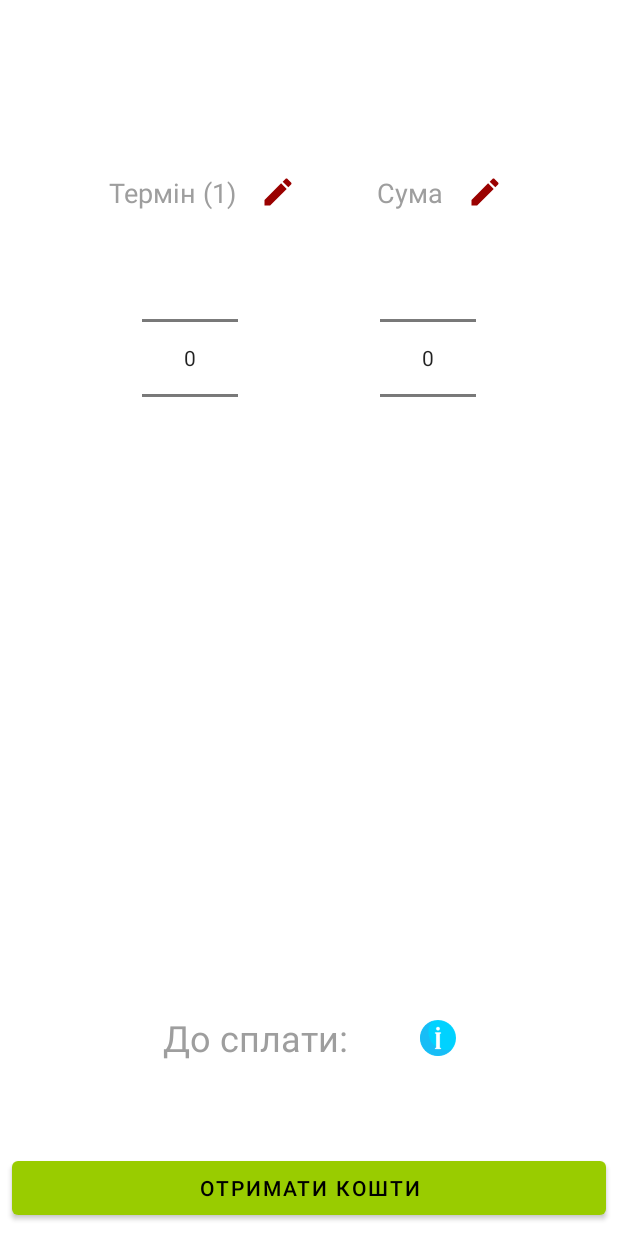
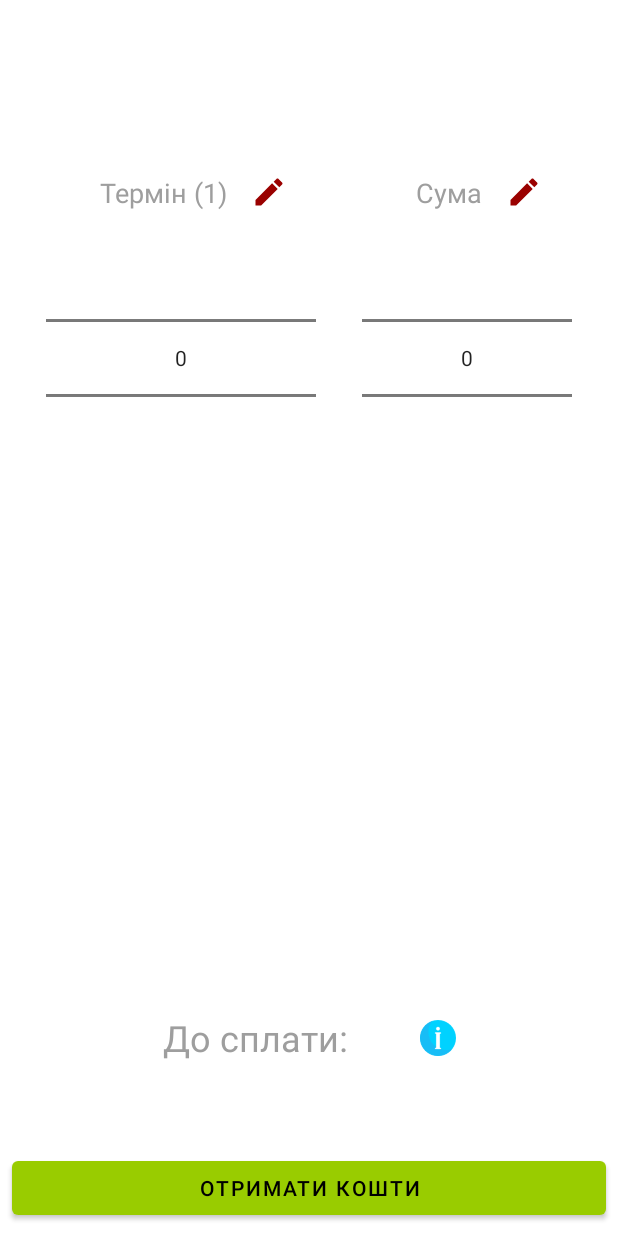
Before and after one commit to AlexKatrenich/SmallApps, an Android app: the fragment CreditFragment shown on its own in the app's theme, on a phone screen of 412 x 824 dp. Run offline under Robolectric (Android 15) with nearby library versions, the phone set to English and light mode, and no system bars; libraries missing offline, so code that uses them is left out: com.arellomobile.mvp; 1 statement that could not run was skipped.

Commit message:
works number pickers in Credit Fragment

```diff
--- a/SmartiWayCopy/app/src/main/java/com/katrenich/alex/smartiwaycopy/authModule/presentation/presenter/AuthorizationFragmentPresenter.java
+++ b/SmartiWayCopy/app/src/main/java/com/katrenich/alex/smartiwaycopy/authModule/presentation/presenter/AuthorizationFragmentPresenter.java
@@ -2,7 +2,6 @@ package com.katrenich.alex.smartiwaycopy.authModule.presentation.presenter;
 
 import android.content.Context;
 import android.content.SharedPreferences;
-import android.os.Bundle;
 import android.view.View;
 
 import androidx.lifecycle.MutableLiveData;
@@ -11,7 +10,7 @@ import com.arellomobile.mvp.InjectViewState;
 import com.arellomobile.mvp.MvpPresenter;
 import com.katrenich.alex.smartiwaycopy.App;
 import com.katrenich.alex.smartiwaycopy.R;
-import com.katrenich.alex.smartiwaycopy.authModule.model.User;
+import com.katrenich.alex.smartiwaycopy.model.User;
 import com.katrenich.alex.smartiwaycopy.authModule.presentation.view.AuthorizationView;
 import com.katrenich.alex.smartiwaycopy.authModule.util.AuthController;
 import com.katrenich.alex.smartiwaycopy.mainModule.util.MainActivityNavigateController;
--- a/SmartiWayCopy/app/src/main/java/com/katrenich/alex/smartiwaycopy/authModule/presentation/presenter/CodeVerificationFragmentPresenter.java
+++ b/SmartiWayCopy/app/src/main/java/com/katrenich/alex/smartiwaycopy/authModule/presentation/presenter/CodeVerificationFragmentPresenter.java
@@ -10,7 +10,7 @@ import com.arellomobile.mvp.InjectViewState;
 import com.arellomobile.mvp.MvpPresenter;
 import com.katrenich.alex.smartiwaycopy.App;
 import com.katrenich.alex.smartiwaycopy.R;
-import com.katrenich.alex.smartiwaycopy.authModule.model.User;
+import com.katrenich.alex.smartiwaycopy.model.User;
 import com.katrenich.alex.smartiwaycopy.authModule.presentation.view.CodeVerificationView;
 import com.katrenich.alex.smartiwaycopy.authModule.util.AuthController;
 import com.katrenich.alex.smartiwaycopy.mainModule.util.MainActivityNavigateController;
--- a/SmartiWayCopy/app/src/main/java/com/katrenich/alex/smartiwaycopy/authModule/presentation/presenter/UserPhoneFragmentPresenter.java
+++ b/SmartiWayCopy/app/src/main/java/com/katrenich/alex/smartiwaycopy/authModule/presentation/presenter/UserPhoneFragmentPresenter.java
@@ -13,7 +13,7 @@ import com.arellomobile.mvp.InjectViewState;
 import com.arellomobile.mvp.MvpPresenter;
 import com.katrenich.alex.smartiwaycopy.App;
 import com.katrenich.alex.smartiwaycopy.R;
-import com.katrenich.alex.smartiwaycopy.authModule.model.User;
+import com.katrenich.alex.smartiwaycopy.model.User;
 import com.katrenich.alex.smartiwaycopy.authModule.presentation.view.UserPhoneView;
 import com.katrenich.alex.smartiwaycopy.authModule.util.AuthController;
 import com.katrenich.alex.smartiwaycopy.mainModule.util.MainActivityNavigateController;
--- a/SmartiWayCopy/app/src/main/java/com/katrenich/alex/smartiwaycopy/authModule/util/AuthController.java
+++ b/SmartiWayCopy/app/src/main/java/com/katrenich/alex/smartiwaycopy/authModule/util/AuthController.java
@@ -4,11 +4,10 @@ import android.util.Log;
 
 import com.katrenich.alex.smartiwaycopy.App;
 import com.katrenich.alex.smartiwaycopy.R;
-import com.katrenich.alex.smartiwaycopy.authModule.model.User;
+import com.katrenich.alex.smartiwaycopy.model.User;
 
 import java.util.concurrent.TimeUnit;
 
-import io.reactivex.Completable;
 import io.reactivex.Single;
 import io.reactivex.schedulers.Schedulers;
 
--- a/SmartiWayCopy/app/src/main/java/com/katrenich/alex/smartiwaycopy/creditModule/presentation/ui/CreditFragment.java
+++ b/SmartiWayCopy/app/src/main/java/com/katrenich/alex/smartiwaycopy/creditModule/presentation/ui/CreditFragment.java
@@ -4,15 +4,22 @@ import android.app.Activity;
 import android.content.Context;
 import android.os.Bundle;
 import android.os.IBinder;
+import android.util.Log;
 import android.view.LayoutInflater;
 import android.view.View;
 import android.view.ViewGroup;
 import android.view.inputmethod.InputMethodManager;
+import android.widget.ImageButton;
+import android.widget.NumberPicker;
+import android.widget.TextView;
+
 import androidx.annotation.NonNull;
 import androidx.annotation.Nullable;
+import androidx.appcompat.widget.AppCompatImageButton;
 
 import com.arellomobile.mvp.MvpAppCompatFragment;
 import com.arellomobile.mvp.presenter.InjectPresenter;
+import com.google.android.material.button.MaterialButton;
 import com.katrenich.alex.smartiwaycopy.R;
 import com.katrenich.alex.smartiwaycopy.creditModule.presentation.presenter.CreditFragmentPresenter;
 import com.katrenich.alex.smartiwaycopy.creditModule.presentation.view.CreditSelectionView;
@@ -22,6 +29,11 @@ public class CreditFragment extends MvpAppCompatFragment implements CreditSelect
 
     @InjectPresenter
     CreditFragmentPresenter mPresenter;
+
+    private MaterialButton btnGetCredit;
+    private AppCompatImageButton btnCreditInfo;
+    private NumberPicker npTerms, npMoney;
+    private TextView tvTermOfCredit, tvCreditFinalPrice;
 
     @Nullable
     @Override
@@ -36,14 +48,50 @@ public class CreditFragment extends MvpAppCompatFragment implements CreditSelect
         initUI(view, savedInstanceState);
     }
 
-    private void initUI(View view, Bundle savedInstanceState) {
-        InputMethodManager inputManager = (InputMethodManager) view
+    private void initUI(View v, Bundle savedInstanceState) {
+        hideKeyboard(v);
+
+        btnGetCredit = v.findViewById(R.id.btn_credit_fragment_get_credit);
+        btnCreditInfo = v.findViewById(R.id.btn_info_credit_fragment);
+        tvCreditFinalPrice = v.findViewById(R.id.tv_credit_fragment_final_price);
+        tvTermOfCredit = v.findViewById(R.id.tv_credit_fragment_term);
+
+        npMoney = v.findViewById(R.id.np_credit_fragment_price);
+        npMoney.setWrapSelectorWheel(false);
+        npMoney.setOnValueChangedListener((picker, oldVal, newVal) -> mPresenter.newCashValueSelected(newVal));
+
+        npTerms = v.findViewById(R.id.np_credit_fragment_term);
+        npTerms.setWrapSelectorWheel(false);
+        npTerms.setOnValueChangedListener((picker, oldVal, newVal) -> mPresenter.newRangeOfCreditSelected(newVal + 1));
+
+
+    }
+
+    private void hideKeyboard(View v) {
+        InputMethodManager inputManager = (InputMethodManager) v
                 .getContext()
                 .getSystemService(Context.INPUT_METHOD_SERVICE);
 
-        IBinder binder = view.getWindowToken();
+        IBinder binder = v.getWindowToken();
         inputManager.hideSoftInputFromWindow(binder,
                 InputMethodManager.HIDE_NOT_ALWAYS);
     }
 
+    @Override
+    public void updateUI() {
+        mPresenter.creditSumRange.observe(this, strings -> {
+            npMoney.setMinValue(0);
+            npMoney.setMaxValue(strings.length - 1);
+            npMoney.setDisplayedValues(strings);
+        });
+
+        mPresenter.termRange.observe(this, strings -> {
+            npTerms.setMaxValue(0);
+            npTerms.setMaxValue(strings.length - 1);
+            npTerms.setDisplayedValues(strings);
+        });
+
+        mPresenter.termCountValue.observe(this, tvTermOfCredit::setText);
+        mPresenter.creditCashValue.observe(this, tvCreditFinalPrice::setText);
+    }
 }
--- a/SmartiWayCopy/app/src/main/java/com/katrenich/alex/smartiwaycopy/creditModule/presentation/view/CreditSelectionView.java
+++ b/SmartiWayCopy/app/src/main/java/com/katrenich/alex/smartiwaycopy/creditModule/presentation/view/CreditSelectionView.java
@@ -4,4 +4,5 @@ import com.arellomobile.mvp.MvpView;
 
 public interface CreditSelectionView extends MvpView {
 
+    void updateUI();
 }
--- a/SmartiWayCopy/app/src/main/java/com/katrenich/alex/smartiwaycopy/authModule/model/User.java
+++ b/SmartiWayCopy/app/src/main/java/com/katrenich/alex/smartiwaycopy/model/User.java
@@ -1,4 +1,4 @@
-package com.katrenich.alex.smartiwaycopy.authModule.model;
+package com.katrenich.alex.smartiwaycopy.model;
 
 public class User {
     private String mFirstName;
--- a/SmartiWayCopy/app/src/main/res/layout/fragment_credit.xml
+++ b/SmartiWayCopy/app/src/main/res/layout/fragment_credit.xml
@@ -8,9 +8,12 @@
 
 
     <LinearLayout
+        android:id="@+id/ll_credit_fragment_btn_sum_credit"
         android:layout_width="wrap_content"
         android:layout_height="wrap_content"
         android:layout_marginBottom="8dp"
+        android:clickable="true"
+        android:focusable="true"
         android:gravity="center"
         android:orientation="horizontal"
         app:layout_constraintBottom_toTopOf="@+id/np_credit_fragment_price"
@@ -19,9 +22,9 @@
 
         <TextView
             android:id="@+id/tv_credit_fragment_sum"
+            style="@style/TextViewCaptionsCreditFragment"
             android:layout_width="wrap_content"
             android:layout_height="wrap_content"
-            style="@style/TextViewCaptionsCreditFragment"
             android:text="@string/credit_fragment_tv_sum_title" />
 
         <ImageView
@@ -32,9 +35,12 @@
     </LinearLayout>
 
     <LinearLayout
+        android:id="@+id/ll_credit_fragment_btn_term_credit"
         android:layout_width="wrap_content"
         android:layout_height="wrap_content"
         android:layout_marginBottom="8dp"
+        android:clickable="true"
+        android:focusable="true"
         android:gravity="center"
         android:orientation="horizontal"
         app:layout_constraintBottom_toTopOf="@+id/np_credit_fragment_term"
@@ -43,9 +49,9 @@
 
         <TextView
             android:id="@+id/tv_credit_fragment_term"
+            style="@style/TextViewCaptionsCreditFragment"
             android:layout_width="wrap_content"
             android:layout_height="wrap_content"
-            style="@style/TextViewCaptionsCreditFragment"
             android:text="@string/credit_fragment_tv_term_title" />
 
         <ImageView
@@ -57,9 +63,9 @@
 
     <NumberPicker
         android:id="@+id/np_credit_fragment_price"
-        style=""
-        android:layout_width="wrap_content"
+        android:layout_width="140dp"
         android:layout_height="wrap_content"
+        android:descendantFocusability="blocksDescendants"
         app:layout_constraintBottom_toTopOf="@+id/tv_credit_fragment_to_pay"
         app:layout_constraintEnd_toEndOf="parent"
         app:layout_constraintHorizontal_bias="0.5"
@@ -69,8 +75,9 @@
 
     <NumberPicker
         android:id="@+id/np_credit_fragment_term"
-        android:layout_width="wrap_content"
+        android:layout_width="180dp"
         android:layout_height="wrap_content"
+        android:descendantFocusability="blocksDescendants"
         app:layout_constraintBottom_toTopOf="@+id/tv_credit_fragment_to_pay"
         app:layout_constraintEnd_toStartOf="@+id/np_credit_fragment_price"
         app:layout_constraintHorizontal_bias="0.5"
@@ -87,13 +94,13 @@
         android:textColor="@color/baseTextColor"
         android:textSize="24sp"
         app:layout_constraintBottom_toTopOf="@+id/btn_credit_fragment_get_credit"
-        app:layout_constraintEnd_toStartOf="@+id/tv_credit_fragment_pay_value"
+        app:layout_constraintEnd_toStartOf="@+id/tv_credit_fragment_final_price"
         app:layout_constraintHorizontal_bias="0.5"
         app:layout_constraintHorizontal_chainStyle="packed"
         app:layout_constraintStart_toStartOf="parent" />
 
     <TextView
-        android:id="@+id/tv_credit_fragment_pay_value"
+        android:id="@+id/tv_credit_fragment_final_price"
         android:layout_width="wrap_content"
         android:layout_height="wrap_content"
         android:layout_marginStart="24dp"
@@ -114,11 +121,11 @@
         android:background="@android:color/transparent"
         android:scaleType="centerInside"
         android:src="@drawable/ic_color_info"
-        app:layout_constraintBottom_toBottomOf="@+id/tv_credit_fragment_pay_value"
+        app:layout_constraintBottom_toBottomOf="@+id/tv_credit_fragment_final_price"
         app:layout_constraintEnd_toEndOf="parent"
         app:layout_constraintHorizontal_bias="0.5"
-        app:layout_constraintStart_toEndOf="@+id/tv_credit_fragment_pay_value"
-        app:layout_constraintTop_toTopOf="@+id/tv_credit_fragment_pay_value" />
+        app:layout_constraintStart_toEndOf="@+id/tv_credit_fragment_final_price"
+        app:layout_constraintTop_toTopOf="@+id/tv_credit_fragment_final_price" />
 
     <com.google.android.material.button.MaterialButton
         android:id="@+id/btn_credit_fragment_get_credit"
--- a/SmartiWayCopy/app/src/main/res/values/app_constants.xml
+++ b/SmartiWayCopy/app/src/main/res/values/app_constants.xml
@@ -8,6 +8,11 @@
     <string name="shared_preference_phone_numb">phone_numb</string>
     <string name="auth_state_action_name">action</string>
     <string name="auth_action_state">PASSWORD_RECOVER</string>
+    <integer name="calculate_cash_range_min_value">250</integer>
+    <integer name="calculate_cash_range_max_value">3000</integer>
+    <integer name="calculate_cash_range_iter_value">250</integer>
+    <integer name="max_count_of_credit_days">40</integer>
+
 
     <!--Test data-->
     <string name="mobile_phone_verification_code">654789</string>
```
Also changed, not shown: SmartiWayCopy/app/src/main/java/com/katrenich/alex/smartiwaycopy/creditModule/presentation/presenter/CreditFragmentPresenter.java (+123 -0 lines), SmartiWayCopy/app/src/main/java/com/katrenich/alex/smartiwaycopy/mainModule/util/MainActivityNavigateController.java (+15 -0 lines), SmartiWayCopy/app/src/main/res/values/strings.xml (+25 -1 lines), 1 other file.
